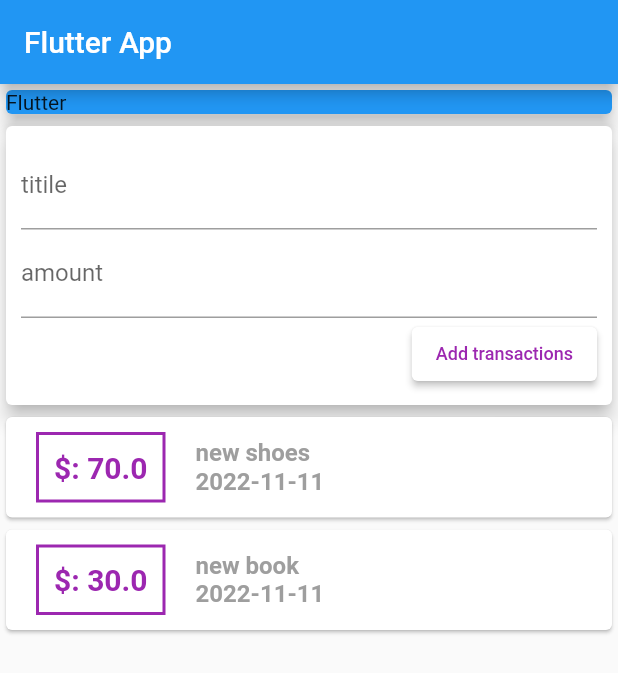
After one commit to seamoooo/flutter, a Flutter app: the screen it shows after launch, on a phone screen of 412 x 824 dp. The commit adds this screen. Shown: the top 673 px of the screen. Run offline on Flutter 3.47's test engine with Material 2 defaults, Android fonts, the phone set to English and light mode, and no system bars.

Commit message:
add list scroll

```diff
--- /dev/null
+++ b/flutter/widgets_catlog/lib/widgets/new_transaction.dart
@@ -0,0 +1,53 @@
+import 'package:flutter/material.dart';
+
+class NewTransaction extends StatelessWidget {
+  final Function addNewTransaction;
+  final titleController = TextEditingController();
+  final amountController = TextEditingController();
+
+  NewTransaction(this.addNewTransaction);
+
+  @override
+  Widget build(BuildContext context) {
+    return Card(
+      elevation: 5,
+      child: Container(
+        padding: EdgeInsets.all(10),
+        child: Column(
+          crossAxisAlignment: CrossAxisAlignment.end,
+          children: <Widget>[
+            TextField(
+              decoration: InputDecoration(labelText: 'titile'),
+              controller: titleController,
+            ),
+            TextField(
+              decoration: InputDecoration(labelText: 'amount'),
+              controller: amountController,
+              //   onChanged: (val) => amountInput = val,
+              // ),
+            ),
+            ElevatedButton(
+              child: Text(
+                'Add transactions',
+                style: TextStyle(
+                  color: Colors.purple,
+                  fontSize: 12,
+                ),
+              ),
+              style: ElevatedButton.styleFrom(
+                backgroundColor: Colors.white, //ボタンの背景色
+              ),
+              onPressed: () {
+                // addNewTransactionがdouble側の呼び出しのため、parseする
+                addNewTransaction(
+                  titleController.text,
+                  double.parse(amountController.text),
+                );
+              },
+            )
+          ],
+        ),
+      ),
+    );
+  }
+}
--- /dev/null
+++ b/flutter/widgets_catlog/lib/widgets/transaction_list.dart
@@ -0,0 +1,70 @@
+import 'package:flutter/material.dart';
+import 'package:intl/intl.dart';
+
+import '../models/transaction.dart';
+
+class TransactionList extends StatelessWidget {
+  final List<Transaction> transactions;
+
+  TransactionList(this.transactions);
+
+  @override
+  Widget build(BuildContext context) {
+    return Container(
+      height: 300,
+      // スクロールに応じて要素をbuildする
+      child: ListView.builder(
+        itemCount: transactions.length,
+        itemBuilder: (ctx, index) {
+          return Card(
+            child: Row(
+              children: <Widget>[
+                Container(
+                  margin: EdgeInsets.symmetric(
+                    vertical: 10,
+                    horizontal: 20,
+                  ),
+                  decoration: BoxDecoration(
+                    border: Border.all(
+                      color: Colors.purple,
+                      width: 2,
+                    ),
+                  ),
+                  padding: EdgeInsets.all(10),
+                  child: Text('\$: ${transactions[index].amount}',
+                      style: TextStyle(
+                        fontWeight: FontWeight.bold,
+                        fontSize: 20,
+                        color: Colors.purple,
+                      )),
+                ),
+                Column(
+                  crossAxisAlignment: CrossAxisAlignment.start,
+                  children: <Widget>[
+                    Text(
+                      transactions[index].title,
+                      style: TextStyle(
+                        fontSize: 16,
+                        fontWeight: FontWeight.bold,
+                        color: Colors.grey,
+                      ),
+                    ),
+                    Text(
+                      // intl package
+                      DateFormat('yyyy-MM-dd').format(transactions[index].date),
+                      style: TextStyle(
+                        fontSize: 16,
+                        fontWeight: FontWeight.bold,
+                        color: Colors.grey,
+                      ),
+                    )
+                  ],
+                ),
+              ],
+            ),
+          );
+        },
+      ),
+    );
+  }
+}
--- /dev/null
+++ b/flutter/widgets_catlog/lib/widgets/user_transaction.dart
@@ -0,0 +1,53 @@
+import 'package:flutter/material.dart';
+import './transaction_list.dart';
+import '../models/transaction.dart';
+import './new_transaction.dart';
+
+class UserTranscation extends StatefulWidget {
+  const UserTranscation({Key key}) : super(key: key);
+
+  @override
+  State<UserTranscation> createState() => _UserTranscationState();
+}
+
+class _UserTranscationState extends State<UserTranscation> {
+  final List<Transaction> _userTransaction = [
+    Transaction(
+      id: 't1',
+      title: 'new shoes',
+      amount: 70,
+      date: DateTime.now(),
+    ),
+    Transaction(
+      id: 't2',
+      title: 'new book',
+      amount: 30,
+      date: DateTime.now(),
+    ),
+  ];
+
+  void _addNewTransaction(String txTitle, double txAmount) {
+    final newTx = Transaction(
+      title: txTitle,
+      amount: txAmount,
+      date: DateTime.now(),
+      id: DateTime.now().toString(),
+    );
+
+    setState(() {
+      _userTransaction.add(newTx);
+    });
+  }
+
+  @override
+  Widget build(BuildContext context) {
+    return Column(
+      children: <Widget>[
+        //_addNewTransactionはプライベートメソッドなので、直接呼び出しはできない
+        // ポインタを渡す必要がある。
+        NewTransaction(_addNewTransaction),
+        TransactionList(_userTransaction),
+      ],
+    );
+  }
+}
```
Also changed, not shown: flutter/widgets_catlog/lib/main.dart (+5 -108 lines), flutter/widgets_catlog/lib/models/transaction.dart (renamed from flutter/widgets_catlog/lib/transaction.dart).
